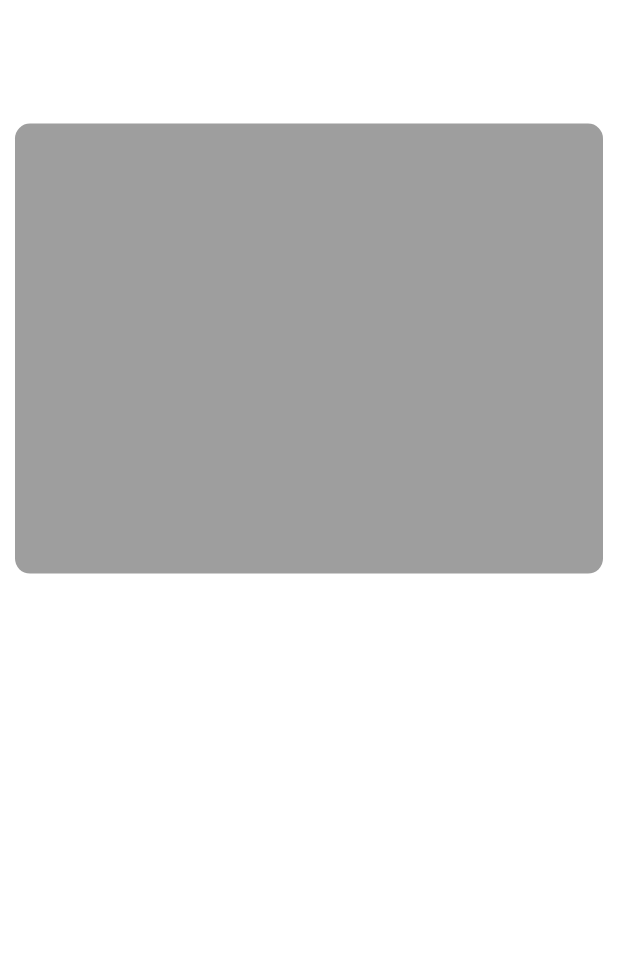
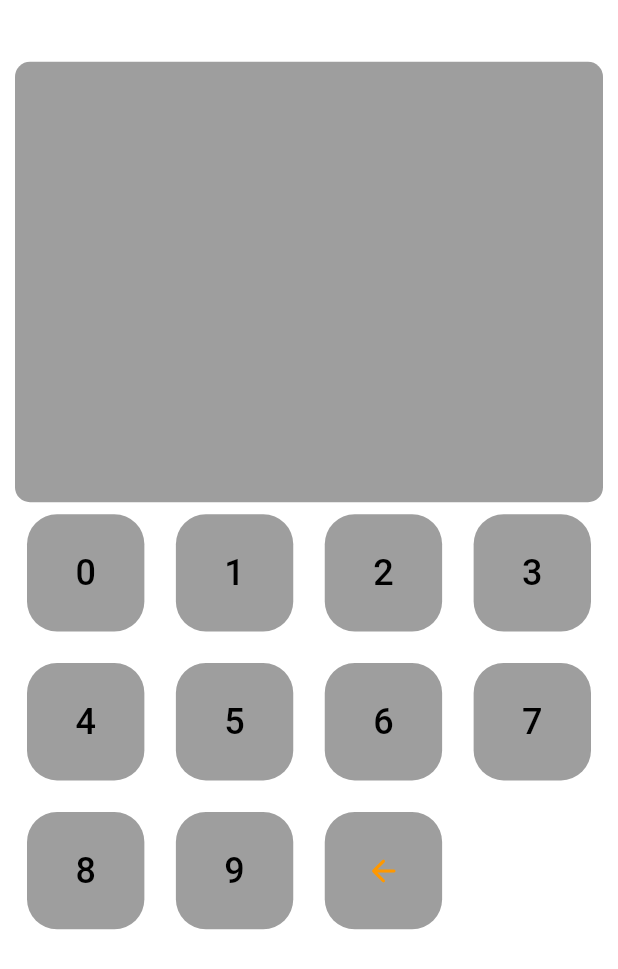
Before and after one commit to Kardenvan/flutter_calculator, a Flutter app: the screen it shows after launch, on a phone screen of 412 x 824 dp. Shown: the top 969 px of the screen. Run offline on Flutter 3.47's test engine with Material 2 defaults, Android fonts, the phone set to English and light mode, and no system bars; our stand-ins replace flutter_bloc.

Commit message:
Создал классы кнопок, реализовал набор цифр и удаление их с экрана

```diff
--- /dev/null
+++ b/lib/components/controllers/result_screen/result_screen_cubit.dart
@@ -0,0 +1,38 @@
+import 'package:calculator/components/controllers/result_screen/result_screen_state.dart';
+import 'package:flutter_bloc/flutter_bloc.dart';
+import 'package:calculator/extensions/string_extension.dart';
+
+class ResultScreenCubit extends Cubit<ResultScreenState> {
+  ResultScreenCubit()
+      : super(ResultScreenState(
+          type: ResultScreenStateType.LOADED,
+          text: ''
+      )
+  );
+
+  String _text = '';
+
+  void emitState({
+    required ResultScreenStateType type,
+    required String text
+  }) {
+    emit(ResultScreenState(type: type, text: text));
+  }
+
+  void eraseLastSymbol() {
+    _text = _text.removeLast();
+    emitState(
+        type: ResultScreenStateType.LOADED,
+        text: _text
+    );
+  }
+
+  void addSymbol(String symbol) {
+    _text += symbol;
+
+    emitState(
+        type: ResultScreenStateType.LOADED,
+        text: _text
+    );
+  }
+}
--- /dev/null
+++ b/lib/components/controllers/result_screen/result_screen_state.dart
@@ -0,0 +1,11 @@
+enum ResultScreenStateType {LOADED}
+
+class ResultScreenState {
+  ResultScreenState({
+    required this.type,
+    required this.text
+  });
+
+  ResultScreenStateType type;
+  String text;
+}
--- /dev/null
+++ b/lib/components/view/back_button.dart
@@ -0,0 +1,31 @@
+import 'package:calculator/components/controllers/result_screen/result_screen_cubit.dart';
+import 'package:calculator/components/view/button.dart';
+import 'package:calculator/settings.dart';
+import 'package:flutter/material.dart';
+import 'package:flutter_bloc/flutter_bloc.dart';
+
+class EraseButton extends CalculatorButton {
+
+  late ResultScreenCubit _cubit;
+
+  Widget buildButtonBody(BuildContext context) {
+    _cubit = BlocProvider.of<ResultScreenCubit>(context);
+
+    return Container(
+      decoration: BoxDecoration(
+        color: Theme.of(context).buttonColor,
+        borderRadius: BorderRadius.circular(AppSettings().buttonBorderRadius)
+      ),
+      child: Center(
+        child: Icon(
+          Icons.arrow_back_rounded,
+          color: AppSettings().operationButtonIconColor,
+        ),
+      ),
+    );
+  }
+
+  void onTap() {
+    _cubit.eraseLastSymbol();
+  }
+}
--- /dev/null
+++ b/lib/components/view/button.dart
@@ -0,0 +1,18 @@
+import 'package:flutter/material.dart';
+
+abstract class CalculatorButton extends StatelessWidget {
+  const CalculatorButton({
+    Key? key
+  }) : super(key: key);
+
+  Widget build(BuildContext context) {
+    return TextButton(
+      onPressed: onTap,
+      child: buildButtonBody(context)
+    );
+  }
+
+  void onTap();
+
+  Widget buildButtonBody(BuildContext context);
+}
--- /dev/null
+++ b/lib/components/view/buttons.dart
@@ -0,0 +1,37 @@
+import 'package:calculator/components/view/back_button.dart';
+import 'package:calculator/components/view/button.dart';
+import 'package:calculator/components/view/number_button.dart';
+import 'package:flutter/material.dart';
+
+class Buttons extends StatelessWidget {
+  const Buttons({Key? key}) : super(key: key);
+
+  @override
+  Widget build(BuildContext context) {
+    return Container(
+      child:  GridView.count(
+        shrinkWrap: true,
+        crossAxisCount: 4,
+        mainAxisSpacing: 5,
+        crossAxisSpacing: 5,
+        children: _getButtonsList(),
+      ),
+    );
+  }
+
+  List<CalculatorButton> _getButtonsList() {
+    List<CalculatorButton> _list = [];
+
+    for (int i = 0; i < 10; i++) {
+      _list.add(
+        NumberButton(value: i)
+      );
+    }
+
+    _list.add(
+      EraseButton()
+    );
+
+    return _list;
+  }
+}
--- a/lib/components/view/calculator.dart
+++ b/lib/components/view/calculator.dart
@@ -1,5 +1,8 @@
+import 'package:calculator/components/controllers/result_screen/result_screen_cubit.dart';
+import 'package:calculator/components/view/buttons.dart';
 import 'package:flutter/material.dart';
 import 'package:calculator/components/view/result_screen.dart';
+import 'package:flutter_bloc/flutter_bloc.dart';
 
 class MyCalculator extends StatefulWidget {
   const MyCalculator({Key? key}) : super(key: key);
@@ -14,10 +17,12 @@ class _MyCalculatorState extends State<MyCalculator> {
 
   @override
   Widget build(BuildContext context) {
-    _topMargin = MediaQuery.of(context).size.height * 0.1;
+    _topMargin = MediaQuery.of(context).size.height * 0.05;
 
     return Scaffold(
-      body: Container(
+      body: BlocProvider(
+          create: (context) => ResultScreenCubit(),
+          child: Container(
             margin: EdgeInsets.only(
                 top: _topMargin!,
                 right: _sideMargin,
@@ -25,8 +30,18 @@ class _MyCalculatorState extends State<MyCalculator> {
             ),
             child: Column(
               children: [
-            ResultScreen(),
+                Expanded(
+                  child: ResultScreen(),
+                  flex: 3,
+                ),
+                Expanded(
+                  child: Container(
+                    child: Buttons(),
+                  ),
+                  flex: 5,
+                ),
               ],
+            ),
           ),
       )
     );
--- /dev/null
+++ b/lib/components/view/number_button.dart
@@ -0,0 +1,39 @@
+import 'package:calculator/components/controllers/result_screen/result_screen_cubit.dart';
+import 'package:calculator/components/view/button.dart';
+import 'package:calculator/settings.dart';
+import 'package:flutter/cupertino.dart';
+import 'package:flutter/material.dart';
+import 'package:flutter_bloc/flutter_bloc.dart';
+
+class NumberButton extends CalculatorButton {
+  NumberButton({
+    required this.value
+  }) : super();
+
+  final int value;
+  late ResultScreenCubit _cubit;
+
+  Widget buildButtonBody(BuildContext context) {
+    _cubit = BlocProvider.of<ResultScreenCubit>(context);
+
+    return Container(
+      decoration: BoxDecoration(
+        color: Theme.of(context).buttonColor,
+        borderRadius: BorderRadius.circular(AppSettings().buttonBorderRadius)
+      ),
+      child: Center(
+        child: Text(
+          value.toString(),
+          style: TextStyle(
+            fontSize: AppSettings().buttonFontSize,
+            color: Colors.black
+          ),
+        ),
+      ),
+    );
+  }
+
+  void onTap() {
+    _cubit.addSymbol(value.toString());
+  }
+}
--- a/lib/components/view/result_screen.dart
+++ b/lib/components/view/result_screen.dart
@@ -1,28 +1,40 @@
+import 'package:calculator/components/controllers/result_screen/result_screen_cubit.dart';
+import 'package:calculator/components/controllers/result_screen/result_screen_state.dart';
+import 'package:calculator/settings.dart';
 import 'package:flutter/material.dart';
+import 'package:flutter_bloc/flutter_bloc.dart';
 
-class ResultScreen extends StatefulWidget {
-  const ResultScreen({Key? key}) : super(key: key);
-
-  @override
-  _ResultScreenState createState() => _ResultScreenState();
-}
-
-class _ResultScreenState extends State<ResultScreen> {
+class ResultScreen extends StatelessWidget {
   late double _width;
-  double _height = 300;
-  Color _backgroundColor = Colors.grey;
+  final Color _backgroundColor = Colors.grey;
 
   @override
   Widget build(BuildContext context) {
     _width = MediaQuery.of(context).size.width;
 
+    ResultScreenCubit _cubit = BlocProvider
+        .of<ResultScreenCubit>(context);
+
+    return BlocBuilder<ResultScreenCubit, ResultScreenState>(
+        builder: (context, state) {
           return Container(
             width: _width,
-      height: _height,
             decoration: BoxDecoration(
                 color: _backgroundColor,
                 borderRadius: BorderRadius.circular(10)
             ),
+            child: Container(
+              padding: EdgeInsets.symmetric(horizontal: 10, vertical: 10),
+              alignment: Alignment.bottomRight,
+              child: Text(
+                state.text,
+                style: TextStyle(
+                    fontSize: AppSettings().resultScreenFontSize
+                ),
+              ),
+            ),
+          );
+        }
     );
   }
 }
--- /dev/null
+++ b/lib/extensions/string_extension.dart
@@ -0,0 +1,11 @@
+import 'package:flutter/material.dart';
+
+extension StringCutting on String {
+  String removeLast() {
+    if (this.length > 0) {
+      return substring(0, this.length - 1);
+    }
+
+    return '';
+  }
+}
--- a/lib/main.dart
+++ b/lib/main.dart
@@ -17,6 +17,7 @@ class MyApp extends StatelessWidget {
       title: 'Flutter Demo',
       theme: ThemeData(
         primaryColorLight: Colors.white,
+        buttonColor: Colors.grey,
         primarySwatch: Colors.blue,
         scaffoldBackgroundColor: Colors.white.withOpacity(0.9),
       ),
--- a/pubspec.yaml
+++ b/pubspec.yaml
@@ -23,6 +23,7 @@ environment:
 dependencies:
   flutter:
     sdk: flutter
+  flutter_bloc: ^7.0.1
 
 
   # The following adds the Cupertino Icons font to your application.
```
Also changed, not shown: pubspec.lock. Lines whose indentation alone changed are shown as unchanged.
